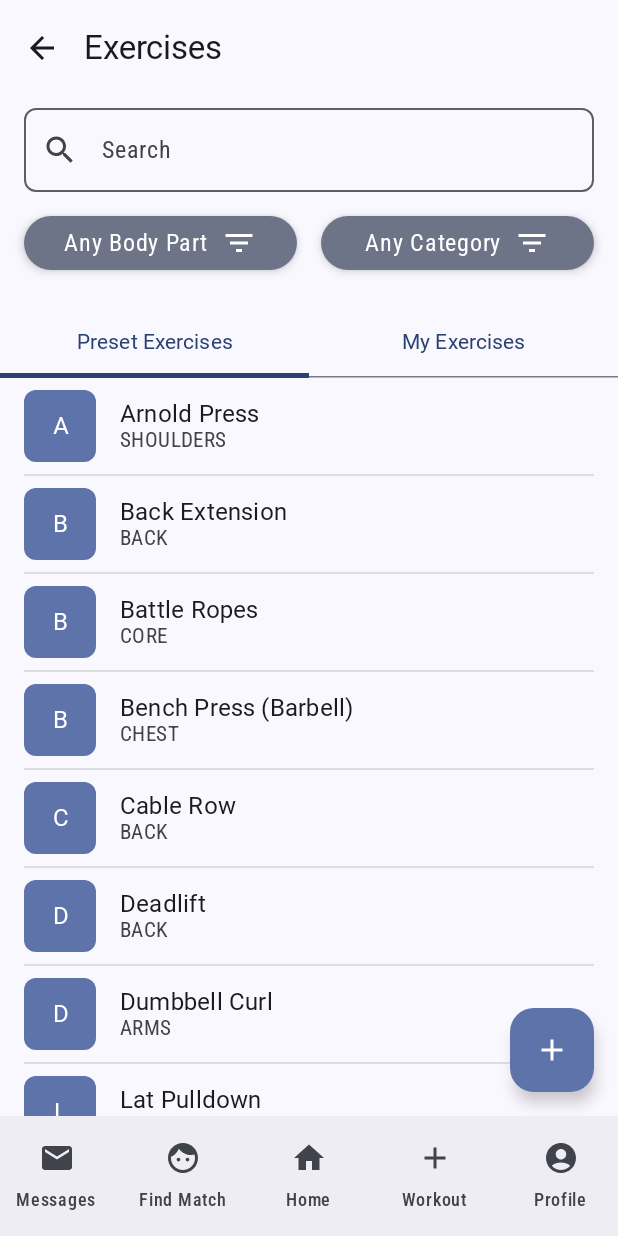
After one commit to yhbarve/cs446-team-project, an Android app built with Jetpack Compose: the ExercisesScreen screen opened through its navigation route, on a phone screen of 412 x 824 dp. The commit adds this screen. Run offline under Robolectric (Android 15) with nearby library versions, the phone set to English and light mode, and no system bars; Roboto replaces fonts that are not available here.

Commit message:
Added 2 buttons on home page + Excerises UI is done + some features. Now need to implement logic for fab & filters

```diff
--- a/app/build.gradle.kts
+++ b/app/build.gradle.kts
@@ -54,6 +54,7 @@ dependencies {
     implementation(libs.androidx.glance)
     implementation(libs.androidx.glance.appwidget)
     implementation(libs.androidx.glance.wear.tiles)
+    implementation("io.coil-kt:coil-compose:2.4.0")
     testImplementation(libs.junit)
     androidTestImplementation(libs.androidx.junit)
     androidTestImplementation(libs.androidx.espresso.core)
--- /dev/null
+++ b/app/src/main/java/com/example/cs446_fit4me/model/ExerciseModel.kt
@@ -0,0 +1,16 @@
+
+package com.example.cs446_fit4me.model
+
+data class Exercise(
+    val name: String,
+    val muscleGroup: MuscleGroup,
+    val equipment: Equipment,
+    val bodyPart: BodyPart,
+    val description: String,
+    val isGeneric: Boolean,
+    val imageUrl: String? = null
+)
+
+enum class MuscleGroup { CHEST, BACK, LEGS, ARMS, SHOULDERS, CORE }
+enum class Equipment { NONE, DUMBBELL, BARBELL, MACHINE, BAND }
+enum class BodyPart { CHEST, BACK, LEGS, ARMS, SHOULDERS, CORE }
--- /dev/null
+++ b/app/src/main/java/com/example/cs446_fit4me/ui/components/ExerciseCard.kt
@@ -0,0 +1,92 @@
+package com.example.cs446_fit4me.ui.components
+
+import androidx.compose.foundation.Image
+import androidx.compose.foundation.background
+import androidx.compose.foundation.layout.*
+import androidx.compose.foundation.shape.CircleShape
+import androidx.compose.material3.*
+import androidx.compose.runtime.Composable
+import androidx.compose.ui.Alignment
+import androidx.compose.ui.Modifier
+import androidx.compose.ui.draw.clip
+import androidx.compose.ui.graphics.Color
+import androidx.compose.ui.layout.ContentScale
+import androidx.compose.ui.text.font.FontWeight
+import androidx.compose.ui.text.style.TextAlign
+import androidx.compose.ui.unit.dp
+import coil.compose.rememberAsyncImagePainter
+import com.example.cs446_fit4me.model.Exercise
+import com.example.cs446_fit4me.model.MuscleGroup
+import com.example.cs446_fit4me.model.Equipment
+import com.example.cs446_fit4me.model.BodyPart
+import androidx.compose.ui.tooling.preview.Preview
+
+@Composable
+fun ExerciseListItem(exercise: Exercise, modifier: Modifier = Modifier) {
+    Row(
+        modifier = modifier
+            .fillMaxWidth()
+            .padding(vertical = 8.dp, horizontal = 16.dp),
+        verticalAlignment = Alignment.CenterVertically
+    ) {
+        // Image or circle letter
+        if (exercise.imageUrl != null) {
+            Image(
+                painter = rememberAsyncImagePainter(exercise.imageUrl),
+                contentDescription = exercise.name,
+                modifier = Modifier
+                    .size(48.dp)
+                    .clip(MaterialTheme.shapes.small),  // Use small rounded corners or remove clip for sharp edges
+                contentScale = ContentScale.Crop
+            )
+        } else {
+        Box(
+            modifier = Modifier
+                .size(48.dp)
+                .clip(MaterialTheme.shapes.small) // Keep consistent shape for letter box too
+                .background(MaterialTheme.colorScheme.primaryContainer),
+            contentAlignment = Alignment.Center
+        ) {
+            Text(
+                text = exercise.name.firstOrNull()?.uppercase() ?: "?",
+                style = MaterialTheme.typography.titleMedium.copy(fontWeight = FontWeight.Bold),
+                color = MaterialTheme.colorScheme.onPrimaryContainer,
+                textAlign = TextAlign.Center
+            )
+        }
+    }
+
+
+        Spacer(modifier = Modifier.width(16.dp))
+
+        // Name and body part vertically aligned
+        Column {
+            Text(
+                text = exercise.name,
+                style = MaterialTheme.typography.titleMedium,
+                fontWeight = FontWeight.Bold
+            )
+            Text(
+                text = exercise.bodyPart.name.replaceFirstChar { it.uppercase() },
+                style = MaterialTheme.typography.bodyMedium,
+                color = MaterialTheme.colorScheme.onSurfaceVariant
+            )
+        }
+    }
+}
+
+
+@Preview(showBackground = true)
+@Composable
+fun ExerciseListItemPreview() {
+    val sampleExercise = Exercise(
+        name = "Push Up",
+        muscleGroup = MuscleGroup.CHEST,
+        equipment = Equipment.NONE,
+        bodyPart = BodyPart.CHEST,
+        description = "Sample exercise",
+        isGeneric = true,
+        imageUrl = null
+    )
+    ExerciseListItem(exercise = sampleExercise)
+}
--- /dev/null
+++ b/app/src/main/java/com/example/cs446_fit4me/ui/screens/ExercisesScreen.kt
@@ -0,0 +1,190 @@
+package com.example.cs446_fit4me.ui.screens
+
+import androidx.compose.foundation.clickable
+import androidx.compose.foundation.layout.*
+import androidx.compose.foundation.lazy.LazyColumn
+import androidx.compose.foundation.lazy.itemsIndexed
+import androidx.compose.foundation.shape.RoundedCornerShape
+import androidx.compose.material.icons.Icons
+import androidx.compose.material.icons.filled.Add
+import androidx.compose.material.icons.filled.ArrowBack
+import androidx.compose.material.icons.filled.FilterList
+import androidx.compose.material.icons.filled.Search
+import androidx.compose.material3.*
+import androidx.compose.runtime.*
+import androidx.compose.ui.Alignment
+import androidx.compose.ui.Modifier
+import androidx.compose.ui.unit.dp
+import androidx.compose.foundation.layout.systemBarsPadding
+import androidx.navigation.NavController
+import com.example.cs446_fit4me.model.Exercise
+import com.example.cs446_fit4me.model.BodyPart
+import com.example.cs446_fit4me.model.Equipment
+import com.example.cs446_fit4me.model.MuscleGroup
+import com.example.cs446_fit4me.ui.components.ExerciseListItem
+
+@OptIn(ExperimentalMaterial3Api::class)
+@Composable
+fun ExercisesScreen(navController: NavController? = null) {
+    var searchText by remember { mutableStateOf("") }
+    var selectedTabIndex by remember { mutableStateOf(0) }
+
+    val mockExercises = listOf(
+        Exercise("Push Up", MuscleGroup.CHEST, Equipment.NONE, BodyPart.CHEST, "", true, null),
+        Exercise("Back Extension", MuscleGroup.BACK, Equipment.NONE, BodyPart.BACK, "", true, null),
+        Exercise("Battle Ropes", MuscleGroup.CORE, Equipment.NONE, BodyPart.CORE, "", true, null),
+        Exercise("Squat", MuscleGroup.LEGS, Equipment.NONE, BodyPart.LEGS, "", true, null),
+        Exercise("Arnold Press", MuscleGroup.SHOULDERS, Equipment.DUMBBELL, BodyPart.SHOULDERS, "", true, null),
+        Exercise("Bench Press (Barbell)", MuscleGroup.CHEST, Equipment.BARBELL, BodyPart.CHEST, "", true, null),
+        Exercise("Dumbbell Curl", MuscleGroup.ARMS, Equipment.DUMBBELL, BodyPart.ARMS, "", true, null),
+        Exercise("Leg Press", MuscleGroup.LEGS, Equipment.MACHINE, BodyPart.LEGS, "", true, null),
+        Exercise("Plank", MuscleGroup.CORE, Equipment.NONE, BodyPart.CORE, "", true, null),
+        Exercise("Tricep Dips", MuscleGroup.ARMS, Equipment.NONE, BodyPart.ARMS, "", true, null),
+        Exercise("Lat Pulldown", MuscleGroup.BACK, Equipment.MACHINE, BodyPart.BACK, "", true, null),
+        Exercise("Cable Row", MuscleGroup.BACK, Equipment.MACHINE, BodyPart.BACK, "", true, null),
+        Exercise("Overhead Tricep Extension", MuscleGroup.ARMS, Equipment.DUMBBELL, BodyPart.ARMS, "", true, null),
+        Exercise("Deadlift", MuscleGroup.BACK, Equipment.BARBELL, BodyPart.BACK, "", true, null),
+        Exercise("Leg Curl", MuscleGroup.LEGS, Equipment.MACHINE, BodyPart.LEGS, "", true, null)
+    ).sortedBy { it.name }
+
+    val myExercises = emptyList<Exercise>()
+
+    // Pick base list depending on selected tab
+    val baseExercises = if (selectedTabIndex == 0) mockExercises else myExercises
+
+    // Filter by search text (case-insensitive substring match)
+    val filteredExercises = baseExercises.filter { exercise ->
+        exercise.name.startsWith(searchText, ignoreCase = true)
+    }
+
+
+    Box(
+        modifier = Modifier
+            .fillMaxSize()
+            .systemBarsPadding()
+    ) {
+        Column(
+            modifier = Modifier.fillMaxSize()
+        ) {
+            TopAppBar(
+                title = { Text("Exercises") },
+                navigationIcon = {
+                    IconButton(onClick = { navController?.navigateUp() }) {
+                        Icon(Icons.Filled.ArrowBack, contentDescription = "Back")
+                    }
+                },
+                colors = TopAppBarDefaults.topAppBarColors(),
+                modifier = Modifier.fillMaxWidth()
+            )
+
+            Spacer(modifier = Modifier.height(8.dp))
+
+            OutlinedTextField(
+                value = searchText,
+                onValueChange = { searchText = it },
+                modifier = Modifier
+                    .fillMaxWidth()
+                    .padding(horizontal = 16.dp),
+                placeholder = { Text("Search") },
+                leadingIcon = { Icon(Icons.Filled.Search, contentDescription = "Search Icon") },
+                singleLine = true,
+                shape = MaterialTheme.shapes.small
+            )
+
+            Row(
+                modifier = Modifier
+                    .fillMaxWidth()
+                    .padding(horizontal = 16.dp)
+                    .padding(top = 16.dp, bottom = 24.dp),
+                horizontalArrangement = Arrangement.spacedBy(16.dp)
+            ) {
+                FilterButton(
+                    text = "Any Body Part",
+                    modifier = Modifier.weight(1f),
+                    onClick = { /* TODO */ }
+                )
+                FilterButton(
+                    text = "Any Category",
+                    modifier = Modifier.weight(1f),
+                    onClick = { /* TODO */ }
+                )
+            }
+
+            TabRow(
+                selectedTabIndex = selectedTabIndex,
+                modifier = Modifier.fillMaxWidth(),
+                containerColor = MaterialTheme.colorScheme.background,
+                contentColor = MaterialTheme.colorScheme.primary
+            ) {
+                Tab(
+                    selected = selectedTabIndex == 0,
+                    onClick = { selectedTabIndex = 0 },
+                    text = { Text("Preset Exercises") }
+                )
+                Tab(
+                    selected = selectedTabIndex == 1,
+                    onClick = { selectedTabIndex = 1 },
+                    text = { Text("My Exercises") }
+                )
+            }
+
+            ExercisesList(
+                exercises = filteredExercises,
+                modifier = Modifier.weight(1f)
+            )
+        }
+
+        FloatingActionButton(
+            onClick = {
+                // TODO: Implement add exercise logic later
+            },
+            modifier = Modifier
+                .padding(16.dp)
+                .align(Alignment.BottomEnd)
+        ) {
+            Icon(imageVector = Icons.Default.Add, contentDescription = "Add Exercise")
+        }
+    }
+}
+
+@Composable
+fun ExercisesList(exercises: List<Exercise>, modifier: Modifier = Modifier) {
+    LazyColumn(modifier = modifier) {
+        itemsIndexed(exercises) { index, exercise ->
+            ExerciseListItem(exercise = exercise)
+            if (index < exercises.size - 1) {
+                Divider(
+                    color = MaterialTheme.colorScheme.onSurface.copy(alpha = 0.12f),
+                    thickness = 1.dp,
+                    modifier = Modifier.padding(horizontal = 16.dp)
+                )
+            }
+        }
+    }
+}
+
+@Composable
+fun FilterButton(text: String, modifier: Modifier = Modifier, onClick: () -> Unit = {}) {
+    Surface(
+        modifier = modifier
+            .height(36.dp)
+            .clickable { onClick() },
+        shape = RoundedCornerShape(30.dp),
+        color = MaterialTheme.colorScheme.secondaryContainer,
+        shadowElevation = 4.dp
+    ) {
+        Box(
+            contentAlignment = Alignment.Center,
+            modifier = Modifier.fillMaxSize()
+        ) {
+            Row(
+                verticalAlignment = Alignment.CenterVertically,
+                horizontalArrangement = Arrangement.Center
+            ) {
+                Text(text = text)
+                Spacer(modifier = Modifier.width(8.dp))
+                Icon(Icons.Filled.FilterList, contentDescription = "Filter Icon")
+            }
+        }
+    }
+}
--- a/app/src/main/java/com/example/cs446_fit4me/ui/screens/HomeScreen.kt
+++ b/app/src/main/java/com/example/cs446_fit4me/ui/screens/HomeScreen.kt
@@ -1,22 +1,47 @@
 package com.example.cs446_fit4me.ui.screens
 
-import androidx.compose.foundation.layout.Box
-import androidx.compose.foundation.layout.fillMaxSize
+import androidx.compose.foundation.layout.*
+import androidx.compose.material3.Button
 import androidx.compose.material3.Text
+import androidx.compose.material3.MaterialTheme
 import androidx.compose.runtime.Composable
 import androidx.compose.ui.Alignment
 import androidx.compose.ui.Modifier
 import androidx.compose.ui.tooling.preview.Preview
+import androidx.compose.ui.unit.dp
 import androidx.navigation.NavController
 import com.example.cs446_fit4me.ui.theme.CS446fit4meTheme
 
 @Composable
 fun HomeScreen(navController: NavController? = null) {
-    Box(
-        modifier = Modifier.fillMaxSize(),
-        contentAlignment = Alignment.Center
+    Column(
+        modifier = Modifier
+            .fillMaxSize()
+            .padding(24.dp),
+        verticalArrangement = Arrangement.Center,
+        horizontalAlignment = Alignment.CenterHorizontally
     ) {
-        Text("Welcome to the Home Screen!")
+        Text(
+            text = "Welcome to the Home Screen!",
+            style = MaterialTheme.typography.titleMedium,
+            modifier = Modifier.padding(bottom = 40.dp)
+        )
+
+        Button(
+            onClick = { navController?.navigate("workout") },
+            modifier = Modifier
+                .fillMaxWidth()
+                .padding(bottom = 16.dp)
+        ) {
+            Text(text = "Workout")
+        }
+
+        Button(
+            onClick = { navController?.navigate("exercises") },
+            modifier = Modifier.fillMaxWidth()
+        ) {
+            Text(text = "Exercises")
+        }
     }
 }
 
--- a/app/src/main/java/com/example/cs446_fit4me/ui/screens/MainScreen.kt
+++ b/app/src/main/java/com/example/cs446_fit4me/ui/screens/MainScreen.kt
@@ -71,6 +71,7 @@ fun MainScreen() {
             composable("settings") {
                 SettingsMainScreen(navController)
             }
+            composable("exercises") { ExercisesScreen(navController) }
         }
     }
 }
```
